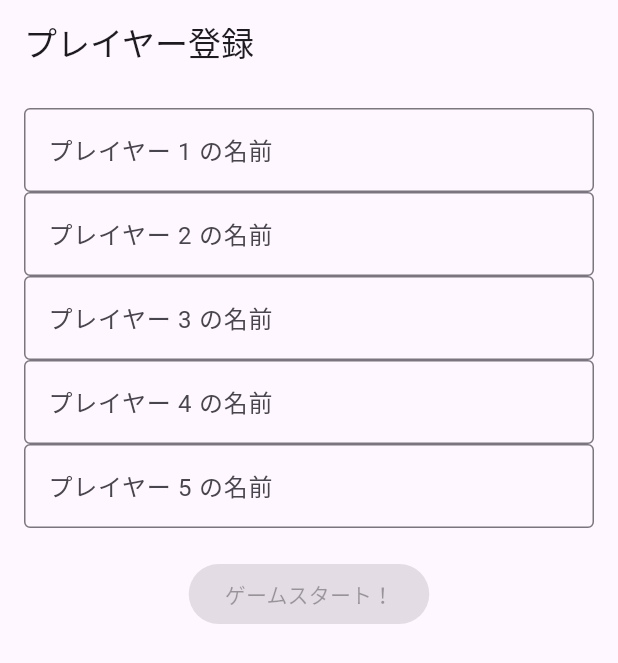
After one commit to Ruri-Kinoshita/niku, a Flutter app: the Usersetting screen opened by its route, on a phone screen of 412 x 824 dp. The commit adds this screen. Shown: the top 663 px of the screen. Run offline on Flutter 3.47's test engine with Material 3 defaults, Android fonts, the phone set to English and light mode, and no system bars; our stand-ins replace go_router.

Commit message:
ユーザー登録実装したやで

```diff
--- a/lib/router.dart
+++ b/lib/router.dart
@@ -3,6 +3,7 @@ import 'package:go_router/go_router.dart';
 import 'package:niku/roulette.dart';
 import 'package:niku/timer.dart';
 import 'package:niku/titlepage.dart';
+import 'package:niku/usersetting.dart';
 
 final router = GoRouter(
   initialLocation: '/',
@@ -29,7 +30,7 @@ final router = GoRouter(
     ),
     GoRoute(
       path: '/countdowntimer',
-      name: 'rcountdoentimer',
+      name: 'countdoentimer',
       pageBuilder: (context, state) {
         return MaterialPage(
           key: state.pageKey,
@@ -37,5 +38,15 @@ final router = GoRouter(
         );
       },
     ),
+    GoRoute(
+      path: '/usersetting',
+      name: '/usersetting',
+      pageBuilder: (context, state) {
+        return MaterialPage(
+          key: state.pageKey,
+          child: Usersetting(),
+        );
+      },
+    ),
   ],
 );
--- a/lib/titlepage.dart
+++ b/lib/titlepage.dart
@@ -14,9 +14,9 @@ class _TitlePageState extends State<TitlePage> {
         body: Center(
       child: ElevatedButton(
           onPressed: () {
-            context.go('/roulette');
+            context.go('/usersetting');
           },
-          child: Text('ルーレットに遷移する')),
+          child: Text('ユーザー登録に遷移するはず')),
     ));
   }
 }
--- /dev/null
+++ b/lib/usersetting.dart
@@ -0,0 +1,74 @@
+import 'package:flutter/material.dart';
+import 'package:go_router/go_router.dart';
+
+class Usersetting extends StatefulWidget {
+  @override
+  State<Usersetting> createState() => _UsersettingState();
+}
+
+class _UsersettingState extends State<Usersetting> {
+  final List<TextEditingController> _controllers =
+      List.generate(5, (_) => TextEditingController());
+
+  bool _isFormValid = false;
+
+  void _checkFormValid() {
+    setState(() {
+      _isFormValid =
+          _controllers.every((controller) => controller.text.isNotEmpty);
+    });
+  }
+
+  @override
+  void initState() {
+    super.initState();
+    for (var controller in _controllers) {
+      controller.addListener(_checkFormValid); // 各コントローラにリスナーを追加
+    }
+  }
+
+  @override
+  Widget build(BuildContext context) {
+    return Scaffold(
+      appBar: AppBar(
+        title: Text('プレイヤー登録'),
+      ),
+      body: Padding(
+        padding: const EdgeInsets.all(16.0),
+        child: Column(
+          children: [
+            for (int i = 0; i < 5; i++)
+              TextField(
+                controller: _controllers[i],
+                decoration: InputDecoration(
+                  labelText: 'プレイヤー ${i + 1} の名前',
+                  border: OutlineInputBorder(),
+                ),
+              ),
+            SizedBox(height: 20),
+            ElevatedButton(
+              onPressed: _isFormValid
+                  ? () {
+                      final playerNames =
+                          _controllers.map((c) => c.text).toList();
+                      print('プレイヤー名: $playerNames');
+                      context.go('/countdowntimer');
+                    }
+                  : null,
+              child: Text('ゲームスタート！'),
+            ),
+          ],
+        ),
+      ),
+    );
+  }
+
+  @override
+  void dispose() {
+    for (var controller in _controllers) {
+      controller.removeListener(_checkFormValid); // リスナーを削除
+      controller.dispose();
+    }
+    super.dispose();
+  }
+}
```
